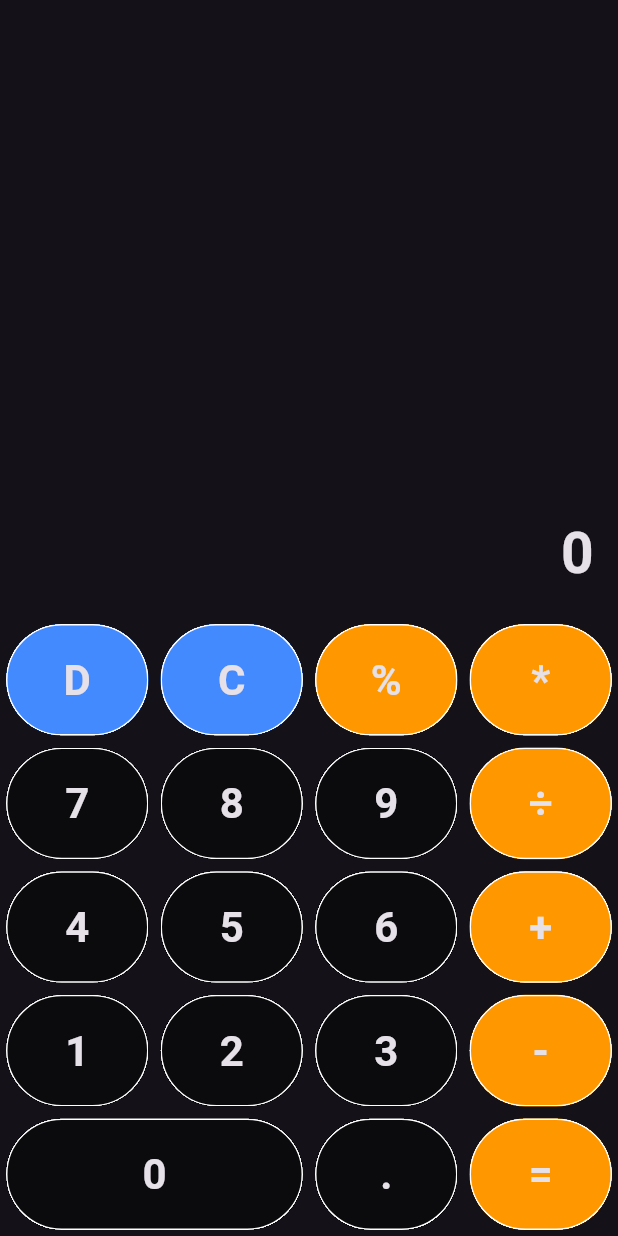
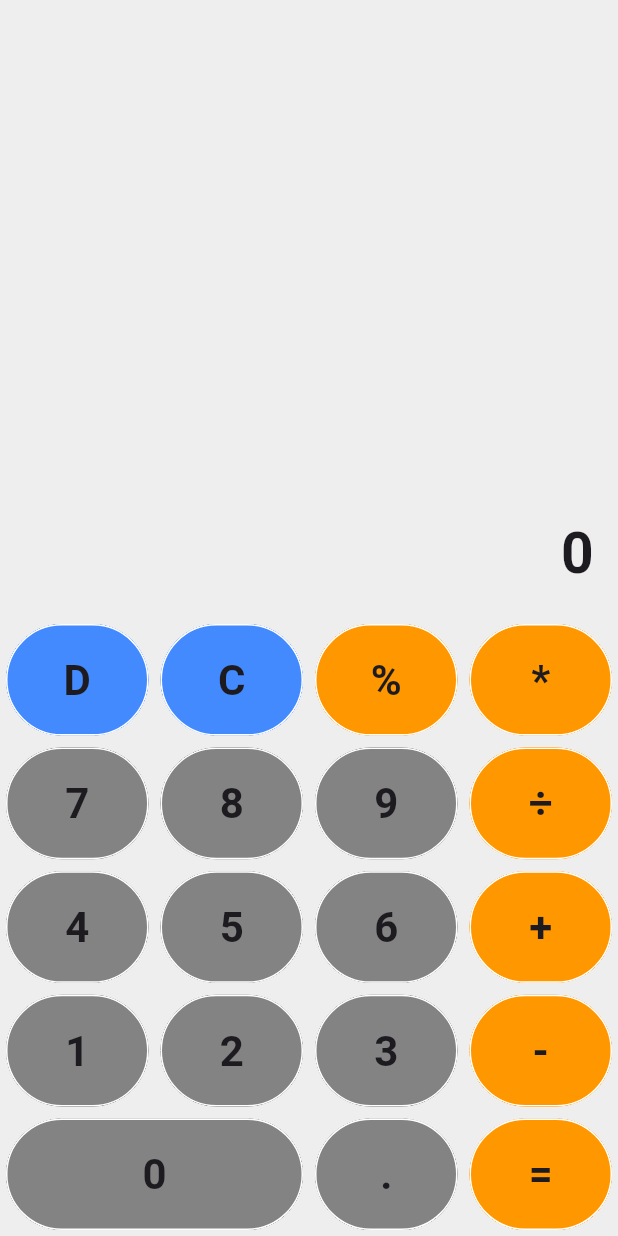
Before and after one commit to noufalkulathupuzha/calculator, a Flutter app: the screen it shows after launch, on a phone screen of 412 x 824 dp. Run offline on Flutter 3.47's test engine with Material 3 defaults, Android fonts, the phone set to English and light mode, and no system bars.

Commit message:
Update the theme

```diff
--- a/calculator/lib/main.dart
+++ b/calculator/lib/main.dart
@@ -1,5 +1,5 @@
-import 'package:calculator/calculator_screen.dart';
 import 'package:flutter/material.dart';
+import 'calculator_screen.dart';
 
 void main() {
   runApp(const MyApp());
@@ -15,7 +15,20 @@ class MyApp extends StatelessWidget {
     return MaterialApp(
       debugShowCheckedModeBanner: false,
       title: title,
-      theme: ThemeData.dark(),
+      theme: ThemeData(
+        primaryColor: Colors.indigo, // Change the primary color to indigo
+        hintColor:
+            Colors.orangeAccent, // Change the accent color to orangeAccent
+        scaffoldBackgroundColor:
+            Colors.grey[200], // Set background color to light grey
+        textTheme: const TextTheme(
+          titleLarge: TextStyle(
+            color: Colors.black, // Set headline text color to black
+            fontWeight: FontWeight.bold, // Set headline text weight to bold
+            fontSize: 24, // Set headline font size to 24
+          ),
+        ),
+      ),
       home: const CalculatorScreen(),
     );
   }
```
